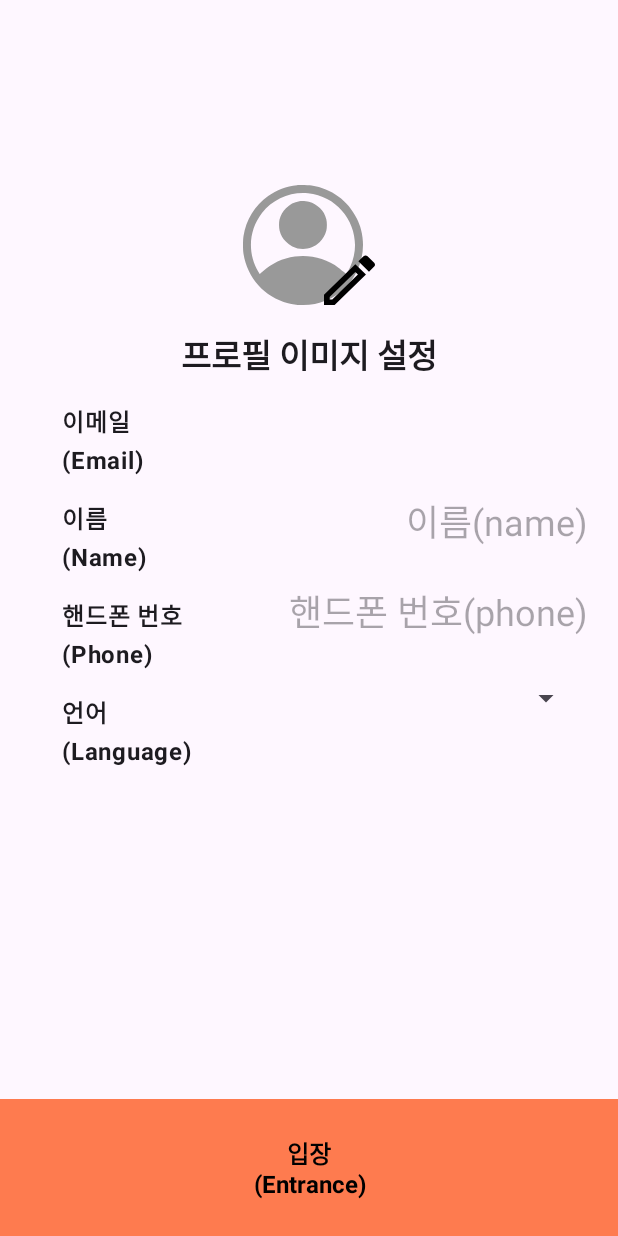
After one commit to SaangMin/android-publictalk, an Android app: the fragment SettingInfoFragment shown on its own in the app's theme, on a phone screen of 412 x 824 dp. The commit adds this screen. Run offline under Robolectric (Android 15) with nearby library versions, the phone set to English and light mode, and no system bars; our stand-ins replace data binding.

Commit message:
정보 입력 화면 레이아웃 구현

```diff
--- /dev/null
+++ b/app/src/main/java/com/skysmyoo/publictalk/ui/login/SettingInfoFragment.kt
@@ -0,0 +1,17 @@
+package com.skysmyoo.publictalk.ui.login
+
+import android.os.Bundle
+import android.view.View
+import com.skysmyoo.publictalk.BaseFragment
+import com.skysmyoo.publictalk.R
+import com.skysmyoo.publictalk.databinding.FragmentSettingInfoBinding
+
+class SettingInfoFragment : BaseFragment() {
+
+    override val binding get() = _binding as FragmentSettingInfoBinding
+    override val layoutId: Int get() = R.layout.fragment_setting_info
+
+    override fun onViewCreated(view: View, savedInstanceState: Bundle?) {
+        super.onViewCreated(view, savedInstanceState)
+    }
+}
--- /dev/null
+++ b/app/src/main/res/drawable/icon_edit_profile_image.xml
@@ -0,0 +1,15 @@
+<vector xmlns:android="http://schemas.android.com/apk/res/android"
+    android:width="88dp"
+    android:height="80dp"
+    android:viewportWidth="88"
+    android:viewportHeight="80">
+  <path
+      android:pathData="M35.978,0.114C28.918,0.881 22.425,3.335 16.784,7.34C7.888,13.665 2.047,23.16 0.311,34.141C-0.106,36.827 -0.106,43.102 0.328,45.822C2.848,61.943 14.414,74.776 30.036,78.781C33.207,79.599 35.31,79.883 38.899,79.983C49.931,80.3 60.312,76.195 68.123,68.435C71.528,65.047 73.715,61.993 75.868,57.588C80.157,48.876 81.125,39.331 78.688,29.852C78.021,27.215 77.219,25.112 75.784,22.209C69.942,10.377 59.044,2.45 45.742,0.347C43.739,0.03 37.964,-0.12 35.978,0.114ZM43.338,5.437C67.222,7.84 81.559,33.106 71.361,54.784C70.577,56.469 68.924,59.34 68.741,59.34C68.707,59.34 67.94,58.689 67.055,57.888C66.154,57.104 64.718,55.902 63.834,55.251C55.556,49.06 44.774,46.29 34.559,47.742C26.364,48.893 19.238,52.247 12.912,57.905C12.027,58.689 11.26,59.34 11.226,59.34C11.176,59.34 10.759,58.722 10.308,57.955C2.848,45.555 3.766,30.086 12.645,18.604C19.772,9.392 31.688,4.269 43.338,5.437Z"
+      android:fillColor="#999999"/>
+  <path
+      android:pathData="M37.563,10.777C34.142,11.328 31.154,12.88 28.634,15.433C26.481,17.603 25.079,20.089 24.345,23.06C23.894,24.896 23.944,28.65 24.428,30.469C25.263,33.507 26.464,35.626 28.551,37.745C30.22,39.431 30.971,39.982 32.907,40.95C38.932,43.97 46.125,42.869 51.032,38.163C53.202,36.11 54.704,33.523 55.539,30.486C56.073,28.584 56.056,24.762 55.539,22.793C54.688,19.672 53.519,17.653 51.249,15.367C48.996,13.114 46.96,11.929 43.906,11.111C42.37,10.694 39.166,10.527 37.563,10.777Z"
+      android:fillColor="#999999"/>
+  <path
+      android:pathData="M74.888,58.037L76.626,59.723L59.515,76.333H57.777V74.647L74.888,58.037ZM81.687,47C81.215,47 80.724,47.183 80.365,47.532L76.909,50.887L83.991,57.762L87.448,54.407C88.184,53.692 88.184,52.537 87.448,51.822L83.028,47.532C82.65,47.165 82.178,47 81.687,47ZM74.888,52.848L54,73.125V80H61.082L81.971,59.723L74.888,52.848Z"
+      android:fillColor="#000000"/>
+</vector>
--- /dev/null
+++ b/app/src/main/res/layout/fragment_setting_info.xml
@@ -0,0 +1,148 @@
+<?xml version="1.0" encoding="utf-8"?>
+<layout xmlns:android="http://schemas.android.com/apk/res/android"
+    xmlns:app="http://schemas.android.com/apk/res-auto"
+    xmlns:tools="http://schemas.android.com/tools">
+
+    <androidx.constraintlayout.widget.ConstraintLayout
+        android:layout_width="match_parent"
+        android:layout_height="match_parent"
+        tools:context=".ui.login.SettingInfoFragment">
+
+        <androidx.constraintlayout.widget.Guideline
+            android:id="@+id/gl_top"
+            android:layout_width="wrap_content"
+            android:layout_height="wrap_content"
+            android:orientation="horizontal"
+            app:layout_constraintGuide_percent="0.15" />
+
+        <ImageView
+            android:id="@+id/iv_setting_info_profile"
+            android:layout_width="wrap_content"
+            android:layout_height="wrap_content"
+            android:contentDescription="@string/edit_profile_image"
+            android:scaleType="centerCrop"
+            android:src="@drawable/icon_edit_profile_image"
+            app:layout_constraintBottom_toTopOf="@id/tv_setting_info_profile_label"
+            app:layout_constraintEnd_toEndOf="parent"
+            app:layout_constraintStart_toStartOf="parent"
+            app:layout_constraintTop_toBottomOf="@id/gl_top" />
+
+        <TextView
+            android:id="@+id/tv_setting_info_profile_label"
+            style="@style/TextAppearance.Material3.TitleLarge"
+            android:layout_width="wrap_content"
+            android:layout_height="wrap_content"
+            android:layout_margin="@dimen/margin_setting_info"
+            android:text="@string/setting_profile_image_label"
+            android:textStyle="bold"
+            app:layout_constraintEnd_toEndOf="parent"
+            app:layout_constraintStart_toStartOf="parent"
+            app:layout_constraintTop_toBottomOf="@id/iv_setting_info_profile" />
+
+        <androidx.constraintlayout.widget.Guideline
+            android:id="@+id/gl_start"
+            android:layout_width="wrap_content"
+            android:layout_height="wrap_content"
+            android:orientation="vertical"
+            app:layout_constraintGuide_percent="0.1" />
+
+        <TextView
+            android:id="@+id/tv_setting_info_email_label"
+            style="@style/MySettingInfoLabel"
+            android:layout_width="wrap_content"
+            android:layout_height="wrap_content"
+            android:text="@string/email_label"
+            app:layout_constraintBottom_toTopOf="@id/tv_setting_info_name_label"
+            app:layout_constraintStart_toEndOf="@id/gl_start"
+            app:layout_constraintTop_toBottomOf="@id/tv_setting_info_profile_label" />
+
+        <TextView
+            android:id="@+id/tv_setting_info_email"
+            android:layout_width="0dp"
+            android:layout_height="wrap_content"
+            android:layout_margin="@dimen/margin_setting_info"
+            android:padding="4dp"
+            android:textAlignment="textEnd"
+            android:textColor="@color/black"
+            android:textSize="24sp"
+            app:layout_constraintBottom_toTopOf="@id/et_setting_info_name"
+            app:layout_constraintEnd_toEndOf="parent"
+            app:layout_constraintStart_toEndOf="@id/tv_setting_info_email_label"
+            app:layout_constraintTop_toBottomOf="@id/tv_setting_info_profile_label"
+            tools:text="@string/email_sample" />
+
+        <TextView
+            android:id="@+id/tv_setting_info_name_label"
+            style="@style/MySettingInfoLabel"
+            android:layout_width="wrap_content"
+            android:layout_height="wrap_content"
+            android:text="@string/name_label"
+            app:layout_constraintBottom_toTopOf="@id/tv_setting_info_phone_label"
+            app:layout_constraintStart_toEndOf="@id/gl_start"
+            app:layout_constraintTop_toBottomOf="@id/tv_setting_info_email_label" />
+
+        <EditText
+            android:id="@+id/et_setting_info_name"
+            style="@style/MySettingInfoEditStyle"
+            android:layout_width="0dp"
+            android:layout_height="wrap_content"
+            android:autofillHints="no"
+            android:hint="@string/input_name"
+            app:layout_constraintEnd_toEndOf="parent"
+            app:layout_constraintStart_toEndOf="@id/tv_setting_info_name_label"
+            app:layout_constraintTop_toBottomOf="@id/tv_setting_info_email" />
+
+        <TextView
+            android:id="@+id/tv_setting_info_phone_label"
+            style="@style/MySettingInfoLabel"
+            android:layout_width="wrap_content"
+            android:layout_height="wrap_content"
+            android:text="@string/phone_number_label"
+            app:layout_constraintBottom_toTopOf="@id/tv_setting_info_language_label"
+            app:layout_constraintStart_toEndOf="@id/gl_start"
+            app:layout_constraintTop_toBottomOf="@id/tv_setting_info_name_label" />
+
+        <EditText
+            android:id="@+id/et_setting_info_phone"
+            style="@style/MySettingInfoEditStyle"
+            android:layout_width="0dp"
+            android:layout_height="wrap_content"
+            android:autofillHints="no"
+            android:hint="@string/input_phone_number"
+            android:inputType="phone"
+            app:layout_constraintBottom_toTopOf="@id/sp_setting_info_language"
+            app:layout_constraintEnd_toEndOf="parent"
+            app:layout_constraintStart_toEndOf="@id/tv_setting_info_phone_label"
+            app:layout_constraintTop_toBottomOf="@id/et_setting_info_name" />
+
+        <TextView
+            android:id="@+id/tv_setting_info_language_label"
+            style="@style/MySettingInfoLabel"
+            android:layout_width="wrap_content"
+            android:layout_height="wrap_content"
+            android:text="@string/language_label"
+            app:layout_constraintStart_toEndOf="@id/gl_start"
+            app:layout_constraintTop_toBottomOf="@id/tv_setting_info_phone_label" />
+
+        <Spinner
+            android:id="@+id/sp_setting_info_language"
+            android:layout_width="0dp"
+            android:layout_height="wrap_content"
+            android:layout_margin="24dp"
+            app:layout_constraintEnd_toEndOf="parent"
+            app:layout_constraintStart_toEndOf="@id/tv_setting_info_language_label"
+            app:layout_constraintTop_toBottomOf="@id/et_setting_info_phone" />
+
+        <TextView
+            android:id="@+id/tv_setting_info_submit"
+            style="@style/MySettingInfoEntranceStyle"
+            android:layout_width="0dp"
+            android:layout_height="wrap_content"
+            android:padding="@dimen/padding_setting_info_entrance"
+            android:text="@string/entrance"
+            app:layout_constraintBottom_toBottomOf="parent"
+            app:layout_constraintEnd_toEndOf="parent"
+            app:layout_constraintStart_toStartOf="parent" />
+
+    </androidx.constraintlayout.widget.ConstraintLayout>
+</layout>
--- a/app/src/main/res/values/colors.xml
+++ b/app/src/main/res/values/colors.xml
@@ -3,4 +3,5 @@
     <color name="black">#FF000000</color>
     <color name="white">#FFFFFFFF</color>
     <color name="main_background_color">#FFDBD0</color>
+    <color name="color_entrance">#FE7B4F</color>
 </resources>
--- a/app/src/main/res/values/dimens.xml
+++ b/app/src/main/res/values/dimens.xml
@@ -2,4 +2,6 @@
 <resources>
     <dimen name="margin_login">20dp</dimen>
     <dimen name="margin_loading">16dp</dimen>
+    <dimen name="margin_setting_info">16dp</dimen>
+    <dimen name="padding_setting_info_entrance">24dp</dimen>
 </resources>
--- a/app/src/main/res/values/strings.xml
+++ b/app/src/main/res/values/strings.xml
@@ -5,4 +5,14 @@
     <string name="loading_text">잠시만 기다려주세요.</string>
     <string name="login_success_msg">로그인 되었습니다.</string>
     <string name="login_error_msg_retry">알 수 없는 원인으로 로그인 실패하였습니다. 다시 시도해주세요.</string>
+    <string name="edit_profile_image">이미지 설정</string>
+    <string name="setting_profile_image_label">프로필 이미지 설정</string>
+    <string name="email_label">이메일\n(Email)</string>
+    <string name="email_sample">abcde@gmail.com</string>
+    <string name="name_label">이름\n(Name)</string>
+    <string name="input_name">이름(name)</string>
+    <string name="language_label">언어\n(Language)</string>
+    <string name="phone_number_label">핸드폰 번호\n(Phone)</string>
+    <string name="input_phone_number">핸드폰 번호(phone)</string>
+    <string name="entrance">입장\n(Entrance)</string>
 </resources>
--- /dev/null
+++ b/app/src/main/res/values/styles.xml
@@ -0,0 +1,27 @@
+<?xml version="1.0" encoding="utf-8"?>
+<resources>
+
+    <style name="MySettingInfoLabel" parent="TextAppearance.Material3.BodyLarge">
+        <item name="android:layout_marginTop">@dimen/margin_setting_info</item>
+        <item name="android:textStyle">bold</item>
+    </style>
+
+    <style name="MySettingInfoEditStyle">
+        <item name="android:lines">1</item>
+        <item name="android:layout_margin">@dimen/margin_setting_info</item>
+        <item name="android:textSize">24sp</item>
+        <item name="android:padding">4dp</item>
+        <item name="android:background">@android:color/transparent</item>
+        <item name="android:textAlignment">textEnd</item>
+        <item name="android:textColor">@color/black</item>
+        <item name="android:inputType">text</item>
+    </style>
+
+    <style name="MySettingInfoEntranceStyle">
+        <item name="android:textStyle">bold</item>
+        <item name="android:textAlignment">center</item>
+        <item name="android:textColor">@color/black</item>
+        <item name="android:textSize">16sp</item>
+        <item name="android:background">@color/color_entrance</item>
+    </style>
+</resources>
```
